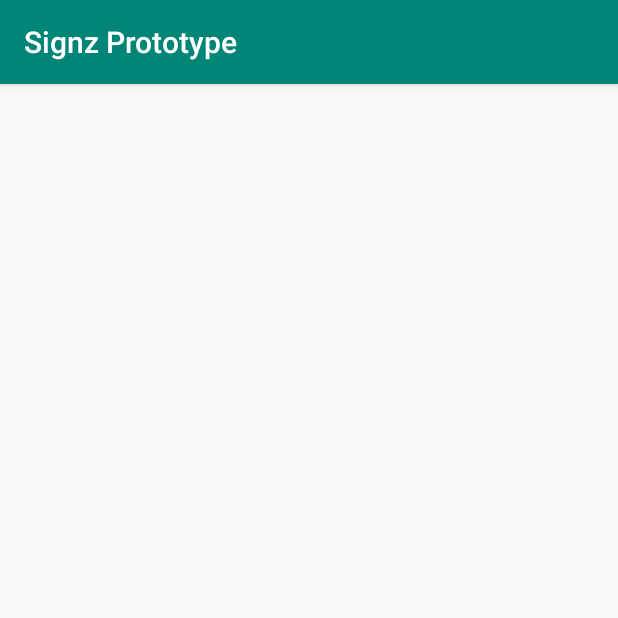
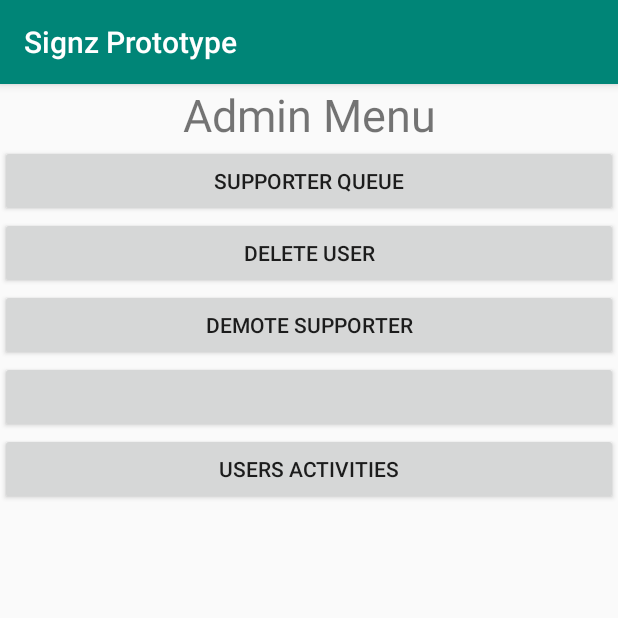
Before and after one commit to Danne95/Signz, an Android app: the AdminActivity screen opened directly, with no data from a screen before it, on a phone screen of 412 x 824 dp, the top half of it. Run offline under Robolectric (Android 15) with nearby library versions, the light colour scheme and no system bars.

Commit message:
add admin and supportq files

```diff
--- a/app/src/main/res/layout/activity_admin.xml
+++ b/app/src/main/res/layout/activity_admin.xml
@@ -1,9 +1,48 @@
 <?xml version="1.0" encoding="utf-8"?>
-<androidx.constraintlayout.widget.ConstraintLayout xmlns:android="http://schemas.android.com/apk/res/android"
+<LinearLayout xmlns:android="http://schemas.android.com/apk/res/android"
     xmlns:app="http://schemas.android.com/apk/res-auto"
     xmlns:tools="http://schemas.android.com/tools"
     android:layout_width="match_parent"
     android:layout_height="match_parent"
+    android:orientation="vertical"
     tools:context="com.example.hands_showprototype.AdminActivity">
 
-</androidx.constraintlayout.widget.ConstraintLayout>
+
+    <TextView
+        android:id="@+id/textView2"
+        android:layout_width="match_parent"
+        android:layout_height="wrap_content"
+        android:text="Admin Menu"
+        android:textAlignment="center"
+        android:textSize="30sp" />
+
+    <Button
+        android:id="@+id/SQ"
+        android:layout_width="match_parent"
+        android:layout_height="wrap_content"
+        android:onClick="GoToSupportQ"
+        android:text="Supporter Queue" />
+
+    <Button
+        android:id="@+id/DeleteU"
+        android:layout_width="match_parent"
+        android:layout_height="wrap_content"
+        android:text="Delete User" />
+
+    <Button
+        android:id="@+id/Demote"
+        android:layout_width="match_parent"
+        android:layout_height="wrap_content"
+        android:text="Demote Supporter" />
+
+    <Button
+        android:layout_width="match_parent"
+        android:layout_height="wrap_content"
+        tools:text="Sactive" />
+
+    <Button
+        android:id="@+id/Uactive"
+        android:layout_width="match_parent"
+        android:layout_height="wrap_content"
+        android:text="Users activities" />
+</LinearLayout>
```
Also changed, not shown: app/src/main/java/com/example/hands_showprototype/AdminActivity.java (+10 -0 lines), app/src/main/java/com/example/hands_showprototype/SQActivity.java (added, +18 -0 lines), app/src/main/res/layout/activity_supportq.xml (added, +12 -0 lines).
